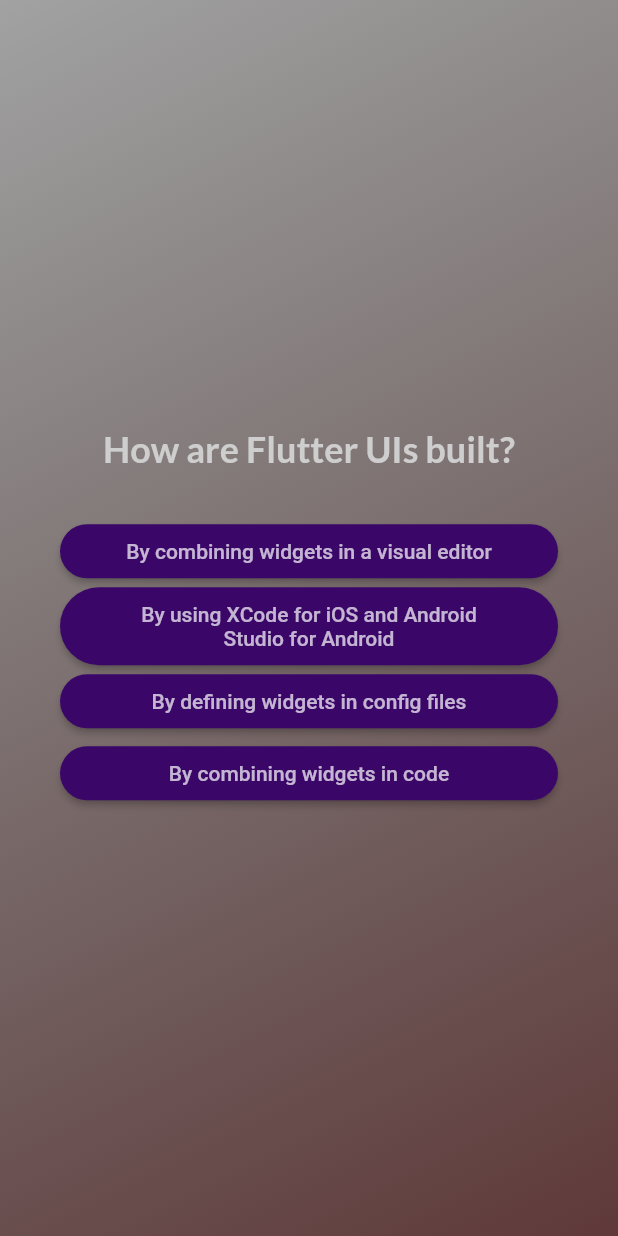
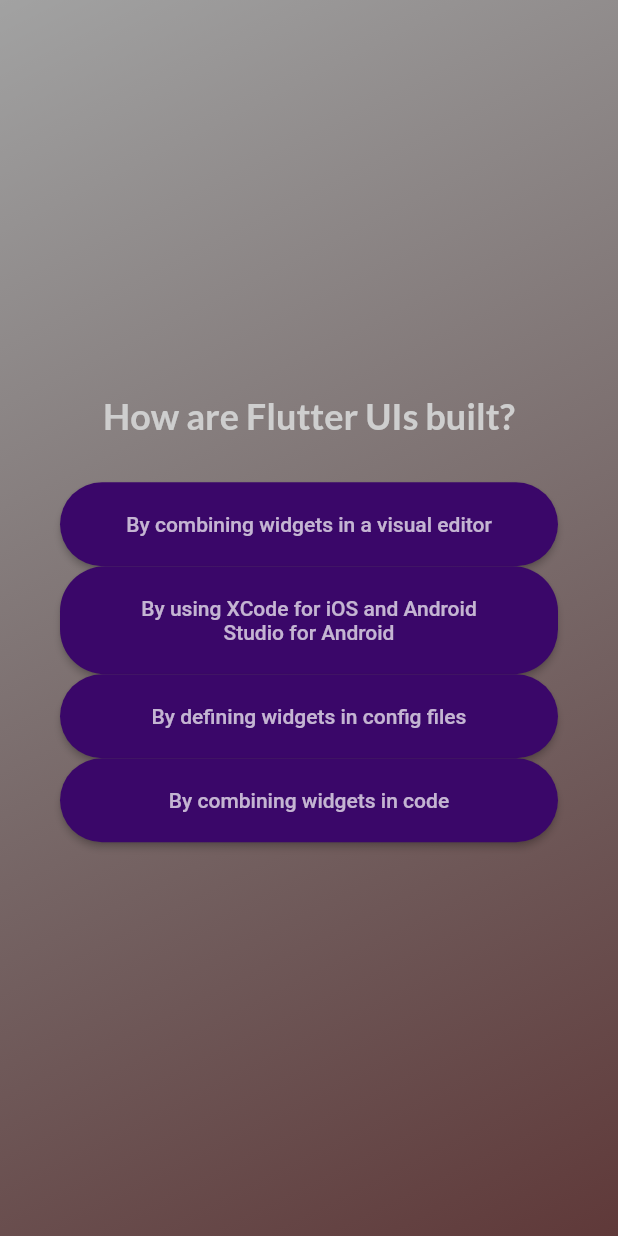
Before and after one commit to Hustler-Sameer/Quiz-App, a Flutter app: the screen it shows after launch, after a tap on "Start Quiz", after a tap on "Components", on a phone screen of 412 x 824 dp. Run offline on Flutter 3.47's test engine with Material 2 defaults, Android fonts, the phone set to English and light mode, and no system bars; our stand-ins replace google_fonts.

Commit message:
semi-final version

```diff
--- a/lib/models/answer_button.dart
+++ b/lib/models/answer_button.dart
@@ -46,7 +46,7 @@ class AnswerButton extends StatelessWidget {
         shape: RoundedRectangleBorder(
           borderRadius: BorderRadius.circular(30),
         ),
-        padding: const EdgeInsets.symmetric(vertical: 10, horizontal: 40),
+        padding: const EdgeInsets.symmetric(vertical: 20, horizontal: 40),
       ),
       child: Text(
         answerText,
--- a/lib/questions_screen.dart
+++ b/lib/questions_screen.dart
@@ -25,9 +25,7 @@ class _QuestionsScreenState extends State<QuestionsScreen> {
     // here we are accessing the property in state class
 
     setState(() {
-      if (currentQuestionIndex < questions.length - 1) {
-        currentQuestionIndex = currentQuestionIndex + 1;
-      }
+      currentQuestionIndex = currentQuestionIndex + 1;
     });
   }
 
--- a/lib/quiz.dart
+++ b/lib/quiz.dart
@@ -33,7 +33,7 @@ class _QuizState extends State<Quiz> {
     if (SelectedAnswer.length == questions.length) {
       setState(() {
         activeScreen = 'results-screen';
-        SelectedAnswer = [];
+        // SelectedAnswer = [];
       });
     }
   }
--- a/lib/start_screen.dart
+++ b/lib/start_screen.dart
@@ -32,7 +32,7 @@ class StartScreen extends StatelessWidget {
           ),
           OutlinedButton(
               onPressed: () {
-                print('Clicked!!');
+                // print('Clicked!!');
                 startQuiz();
                 // here now we are executing the function as the anoynomous function body will
                 // will be executed only once the button is pressed
```
Also changed, not shown: lib/data/questions_summary.dart (+22 -5 lines), lib/results_screen.dart (+13 -6 lines).
